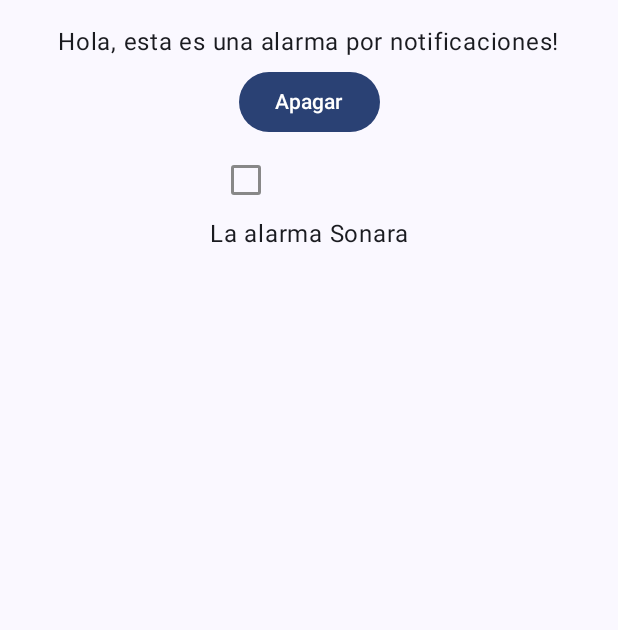
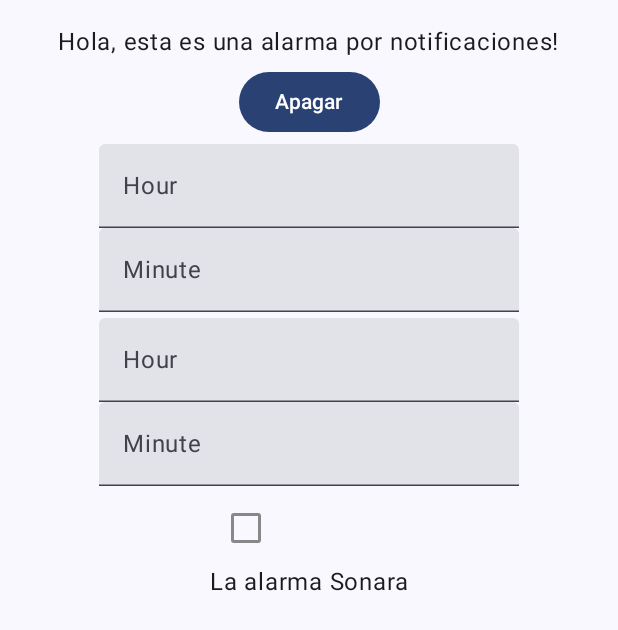
Before and after one commit to joseconejoo/despertador_kotlin, an Android app built with Jetpack Compose: the screen it shows after launch (MainActivity), on a phone screen of 412 x 824 dp. Shown: the top 630 px of the screen. Run offline under Robolectric (Android 15) with nearby library versions, the phone set to English and light mode, and no system bars; 1 statement that could not run was skipped.

Commit message:
(Beta Progress) Working with hours, to disable between two specific times

```diff
--- a/app/src/main/java/com/despertador_kotlin/MainActivity.kt
+++ b/app/src/main/java/com/despertador_kotlin/MainActivity.kt
@@ -47,6 +47,13 @@ import androidx.activity.result.ActivityResultLauncher
 import androidx.activity.result.contract.ActivityResultContracts
 import androidx.compose.ui.platform.LocalContext
 import android.os.CountDownTimer
+import androidx.compose.foundation.text.KeyboardOptions
+import androidx.compose.material3.ExperimentalMaterial3Api
+import androidx.compose.ui.text.input.KeyboardType
+import androidx.compose.material3.TextField
+import androidx.compose.runtime.LaunchedEffect
+import androidx.compose.runtime.getValue
+import androidx.compose.runtime.setValue
 
 //import android.service.notification.NotificationListenerService
 class MainActivity : ComponentActivity() {
@@ -65,7 +72,10 @@ class MainActivity : ComponentActivity() {
 
     override fun onCreate(savedInstanceState: Bundle?) {
         Log.d("enablingScreen01", "Notification text: 0")
-
+        // inicializar_servicio_end
+        val notificationListener = NotificationListener()
+        notificationListener.loadTime(this)
+        // inicializar_servicio_start
         // pantalla_bloqueada_start
         val keyguardManager = getSystemService(Context.KEYGUARD_SERVICE) as KeyguardManager
         if (Build.VERSION.SDK_INT >= Build.VERSION_CODES.O_MR1) {
@@ -179,6 +189,22 @@ class MainActivity : ComponentActivity() {
                     ) {
                         Greeting("esta es una alarma por notificaciones", Modifier.padding(bottom = 4.dp))
                         MyApp(this@MainActivity, Modifier.padding(bottom = 4.dp))
+                        var hour1 by remember { mutableStateOf("") }
+                        var minute1 by remember { mutableStateOf("") }
+                        TimeInput(hour1, { hour1 = it }, minute1, { minute1 = it }, Modifier.padding(bottom = 4.dp))
+
+                        var hour2 by remember { mutableStateOf("") }
+                        var minute2 by remember { mutableStateOf("") }
+                        TimeInput(hour2, { hour2 = it }, minute2, { minute2 = it }, Modifier.padding(bottom = 4.dp))
+                        LaunchedEffect(hour1, minute1, hour2, minute2) {
+
+                            val hour1Int = hour1.toIntOrNull() ?: -1
+                            val minute1Int = minute1.toIntOrNull() ?: -1
+                            val hour2Int = hour2.toIntOrNull() ?: -1
+                            val minute2Int = minute2.toIntOrNull() ?: -1
+                            val notificationListener = NotificationListener()
+                            notificationListener.setTime(this@MainActivity, hour1Int, minute1Int, hour2Int, minute2Int)
+                        }
                         CustomCheckboxDeshabilitarAlarma(Modifier.padding(bottom = 4.dp))
                     }
                 }
@@ -288,3 +314,38 @@ fun setVolumeToMin(context: Context) {
     val audioManager = context.getSystemService(Context.AUDIO_SERVICE) as AudioManager
     audioManager.setStreamVolume(AudioManager.STREAM_MUSIC, 0, 0)
 }
+
+
+@OptIn(ExperimentalMaterial3Api::class)
+@Composable
+fun TimeInput(
+    hourValue: String,
+    onHourValueChange: (String) -> Unit,
+    minuteValue: String,
+    onMinuteValueChange: (String) -> Unit,
+    modifier: Modifier = Modifier
+) {
+    Column(modifier = modifier) {
+        TextField(
+            value = hourValue,
+            onValueChange = { newHour ->
+                if (newHour.isBlank() || (newHour.toIntOrNull() in 0..23)) {
+                    onHourValueChange(newHour)
+                }
+            },
+            keyboardOptions = KeyboardOptions(keyboardType = KeyboardType.Number),
+            label = { Text("Hour") }
+        )
+
+        TextField(
+            value = minuteValue,
+            onValueChange = { newMinute ->
+                if (newMinute.isBlank() || (newMinute.toIntOrNull() in 0..59)) {
+                    onMinuteValueChange(newMinute)
+                }
+            },
+            keyboardOptions = KeyboardOptions(keyboardType = KeyboardType.Number),
+            label = { Text("Minute") }
+        )
+    }
+}
--- a/app/src/main/java/com/despertador_kotlin/NotificationListener.kt
+++ b/app/src/main/java/com/despertador_kotlin/NotificationListener.kt
@@ -26,12 +26,58 @@ class NotificationListener : NotificationListenerService() {
     companion object {
         var notificationPresent:Boolean = false
         var NoHacerSonarMediaPlayerCheckbox:Boolean = false
-
+        var hora_inicio: Int = 0
+        var minuto_inicio: Int = 0
+        var hora_final: Int = 0
+        var minuto_final: Int = 0
+        var service_iniciado: Int = 0
     }
 
     private lateinit var handler: Handler
     private lateinit var runnable: Runnable
+    fun saveTime(context: Context, hour1: Int, minute1: Int, hour2: Int, minute2: Int) {
+        try {
 
+            if (service_iniciado == 0) {
+                return
+            }
+            val sharedPref = context.getSharedPreferences("MyPrefs", Context.MODE_PRIVATE)
+
+            with (sharedPref.edit()) {
+                putInt("hour1", hour1)
+                putInt("minute1", minute1)
+                putInt("hour2", hour2)
+                putInt("minute2", minute2)
+                apply()
+            }
+        } catch (e: NullPointerException) {
+            Log.e("NotificationListener", "NullPointerException: ", e)
+        }
+    }
+    fun loadTime(context: Context) {
+        val sharedPref = context.getSharedPreferences("MyPrefs", Context.MODE_PRIVATE)
+        hora_inicio = sharedPref.getInt("hour1", -1)
+        minuto_inicio = sharedPref.getInt("minute1", -1)
+        hora_final = sharedPref.getInt("hour2", -1)
+        minuto_final = sharedPref.getInt("minute2", -1)
+        Log.d("LoadingTimeAppx1", "Notification text: ${hora_inicio}, min ${minuto_inicio}," +
+                " tiempo final ${hora_final} min ${minuto_final}")
+
+    }
+
+
+    fun setTime(context: Context, hour1: Int, minute1: Int, hour2: Int, minute2: Int) {
+        hora_inicio = hour1
+        minuto_inicio = minute1
+        hora_final = hour2
+        minuto_final = minute2
+        if (service_iniciado == 1) {
+            saveTime(context, hour1, minute1, hour2, minute2)
+        }
+
+        Log.d("UpdatingTimeAppx1", "Notification text: ${hora_inicio}, min ${minuto_inicio}," +
+                " tiempo final ${hora_final} min ${minuto_final}")
+    }
     fun setVolumeToMax() {
         val audioManager = getSystemService(Context.AUDIO_SERVICE) as AudioManager
         val maxVolume = audioManager.getStreamMaxVolume(AudioManager.STREAM_MUSIC)
@@ -76,7 +122,8 @@ class NotificationListener : NotificationListenerService() {
     }
     override fun onCreate() {
         super.onCreate()
-
+        loadTime(this)
+        service_iniciado = 1
         Log.d("NotificationListenerOnCreate", "Notification text: ")
 
         mediaPlayer = MediaPlayer.create(applicationContext, R.raw.alarm_sound)
```
